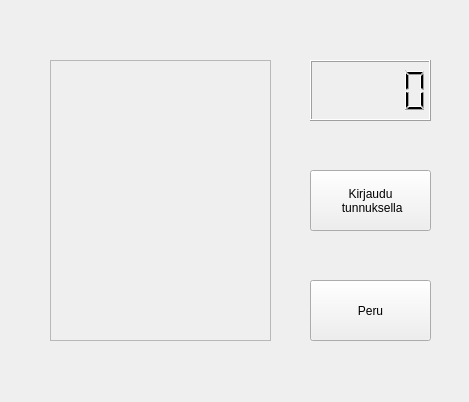
Qt form proto-pyqt/authentication.ui (JoonasMagnusson/Naamakahvi) before a commit.
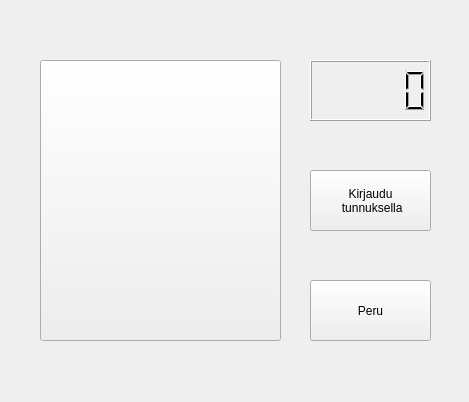
The same form after that commit.

Commit message: New button added to authentication and set to open the balance view

Patch:
```diff
--- a/proto-pyqt/authentication.ui
+++ b/proto-pyqt/authentication.ui
@@ -13,22 +13,6 @@
   <property name="windowTitle">
    <string>Form</string>
   </property>
-  <widget class="QFrame" name="placeForCamOutput">
-   <property name="geometry">
-    <rect>
-     <x>50</x>
-     <y>60</y>
-     <width>221</width>
-     <height>281</height>
-    </rect>
-   </property>
-   <property name="frameShape">
-    <enum>QFrame::StyledPanel</enum>
-   </property>
-   <property name="frameShadow">
-    <enum>QFrame::Raised</enum>
-   </property>
-  </widget>
   <widget class="QPushButton" name="cancelBtn">
    <property name="geometry">
     <rect>
@@ -66,6 +50,19 @@
     </rect>
    </property>
   </widget>
+  <widget class="QPushButton" name="pushButton">
+   <property name="geometry">
+    <rect>
+     <x>40</x>
+     <y>60</y>
+     <width>241</width>
+     <height>281</height>
+    </rect>
+   </property>
+   <property name="text">
+    <string/>
+   </property>
+  </widget>
  </widget>
  <resources/>
  <connections>
```
Left out of the diff: 23 changed lines with no effect on the pictures. The commit also changes 1 other file.
